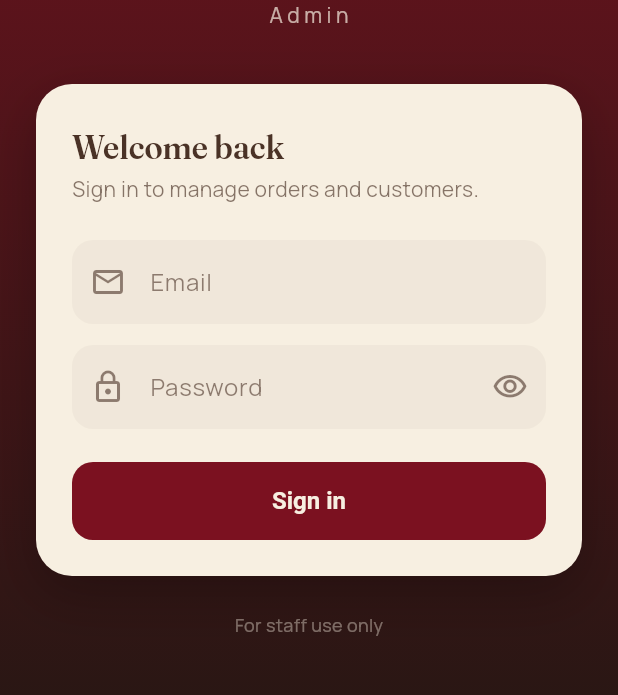
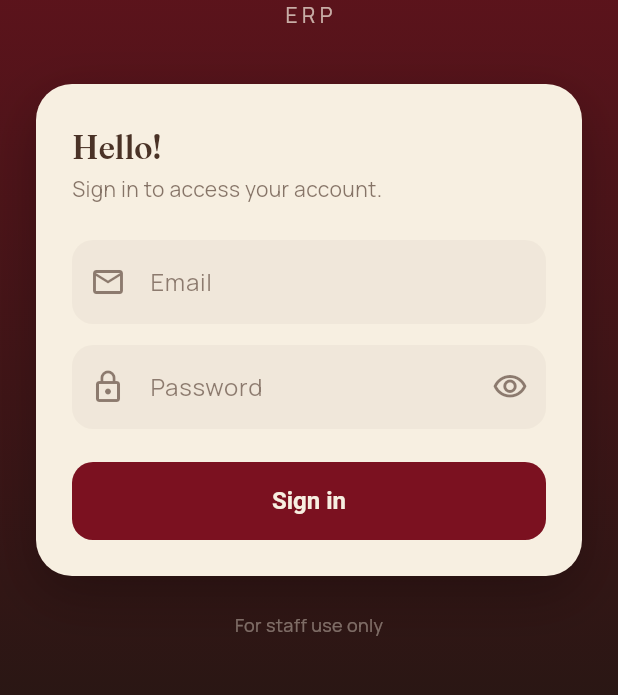
Before and after one commit to sakksham1/mom_masale_admin, a Flutter app: the screen it shows after launch, on a phone screen of 412 x 824 dp, the part 456-1151 px from its top. Run offline on Flutter 3.47's test engine with Material 3 defaults, Android fonts, the phone set to English and light mode, and no system bars; drawn by our look-alikes of dynamic_color; our stand-ins replace cookie_jar, dio, dio_cookie_manager, flutter_riverpod, go_router, google_fonts and 1 more; accounts and stored records are empty; network calls fail.

Commit message:
ui changes & fixes

```diff
--- a/lib/core/auth/login_screen.dart
+++ b/lib/core/auth/login_screen.dart
@@ -90,7 +90,7 @@ class _LoginScreenState extends ConsumerState<LoginScreen> {
                     ),
                     const SizedBox(height: 4),
                     Text(
-                      'Admin',
+                      'ERP',
                       style: textTheme.bodyMedium?.copyWith(
                         color: AppColors.parchment.withValues(alpha: 0.7),
                         letterSpacing: 3,
@@ -114,14 +114,14 @@ class _LoginScreenState extends ConsumerState<LoginScreen> {
                         crossAxisAlignment: CrossAxisAlignment.stretch,
                         children: [
                           Text(
-                            'Welcome back',
+                            'Hello!',
                             style: textTheme.titleLarge?.copyWith(
                               color: onCardColor,
                             ),
                           ),
                           const SizedBox(height: 4),
                           Text(
-                            'Sign in to manage orders and customers.',
+                            'Sign in to access your account.',
                             style: textTheme.bodyMedium?.copyWith(
                               color: onCardColor.withValues(alpha: 0.65),
                             ),
--- a/lib/main.dart
+++ b/lib/main.dart
@@ -63,7 +63,7 @@ class _MyAppState extends ConsumerState<MyApp> {
         }
 
         return MaterialApp.router(
-          title: 'Mom Masale Admin',
+          title: 'Mom Masale ERP',
           theme: lightTheme,
           darkTheme: darkTheme,
           themeMode: themeMode,
```
Also changed, not shown: lib/features/home_shell.dart (+3 -6 lines), lib/shared/widgets/app_banner.dart (added, +33 -0 lines), 5 other files.
